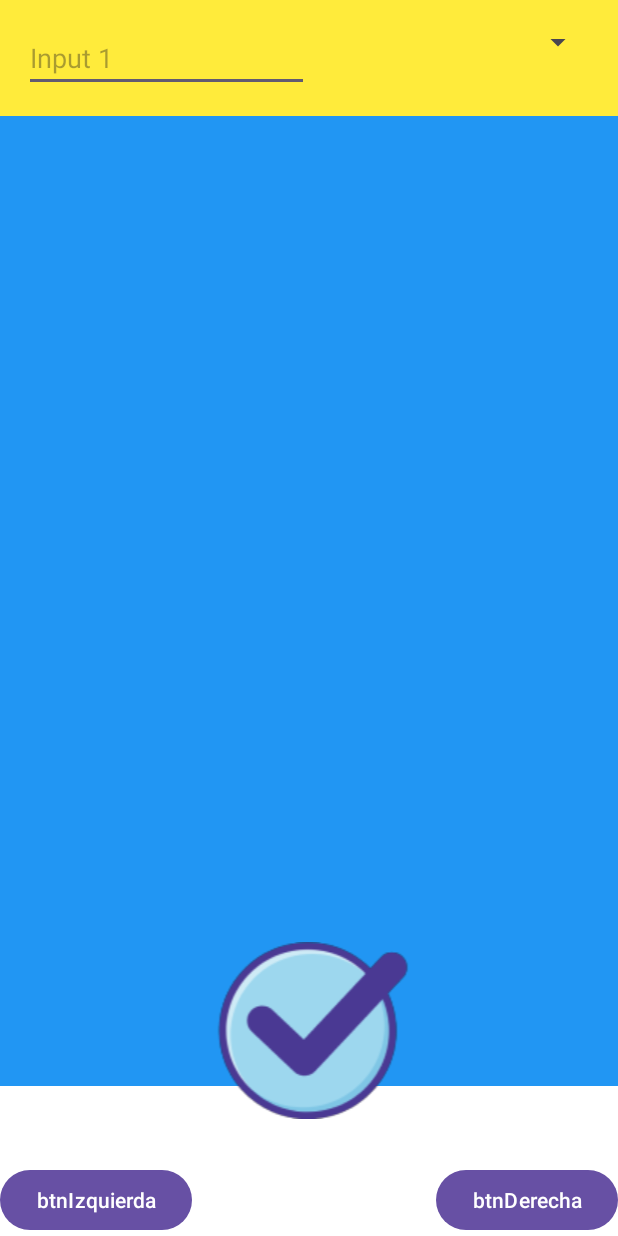
After one commit to vlopezbarce/Aplicacion-Nuevo-Amanecer, an Android app: the fragment TableroAlumnoFragment shown on its own in the app's theme, on a phone screen of 412 x 824 dp. The commit adds this screen. Run offline under Robolectric (Android 15) with nearby library versions, the light colour scheme and no system bars; our stand-ins replace Firebase (no records; nobody signed in at launch, a user with empty details on screens opened directly).

Commit message:
UPDATE TABLERO

```diff
--- a/app/build.gradle.kts
+++ b/app/build.gradle.kts
@@ -60,6 +60,7 @@ dependencies {
     implementation("com.github.bumptech.glide:glide:4.12.0")
     implementation("com.github.bumptech.glide:compiler:4.12.0")
     implementation("nl.dionsegijn:konfetti:1.2.2")
+    implementation("androidx.recyclerview:recyclerview:1.2.1")
 }
 
 apply(plugin = "androidx.navigation.safeargs.kotlin")
--- a/app/src/main/java/com/tec/nuevoamanecer/AlumnoFragment4.kt
+++ b/app/src/main/java/com/tec/nuevoamanecer/AlumnoFragment4.kt
@@ -5,6 +5,7 @@ import androidx.fragment.app.Fragment
 import android.view.LayoutInflater
 import android.view.View
 import android.view.ViewGroup
+import android.widget.Toast
 import androidx.navigation.Navigation
 import com.google.firebase.auth.FirebaseAuth
 import com.google.firebase.database.DataSnapshot
@@ -21,14 +22,15 @@ class AlumnoFragment4 : Fragment() {
     private lateinit var database: DatabaseReference
     private lateinit var userRef: DatabaseReference
     private lateinit var auth: FirebaseAuth
-    private lateinit var userUID: String
+    private lateinit var uidAlumno: String
 
     override fun onCreate(savedInstanceState: Bundle?) {
         super.onCreate(savedInstanceState)
         database = FirebaseDatabase.getInstance().reference
         auth = FirebaseAuth.getInstance()
-        userUID = auth.currentUser?.uid.orEmpty()
-        userRef = database.child("Usuarios").child("Alumnos").child(userUID)
+        uidAlumno = auth.currentUser?.uid.orEmpty()
+        userRef = database.child("Usuarios").child("Alumnos").child(uidAlumno)
+        Toast.makeText(context, uidAlumno, Toast.LENGTH_SHORT).show()
     }
 
     override fun onCreateView(
@@ -37,6 +39,7 @@ class AlumnoFragment4 : Fragment() {
     ): View? {
         _binding = FragmentAlumno4Binding.inflate(inflater, container, false)
         return binding.root
+
     }
 
     override fun onViewCreated(view: View, savedInstanceState: Bundle?) {
@@ -54,7 +57,10 @@ class AlumnoFragment4 : Fragment() {
 
             override fun onCancelled(error: DatabaseError) {}
         })
-
+        binding.btnTablero.setOnClickListener {
+            // Navigate to TableroFragment
+            Navigation.findNavController(view).navigate(R.id.action_alumnoFragment4_to_tableroFragment)
+        }
         binding.btnRegresar.setOnClickListener{
             FirebaseAuth.getInstance().signOut()
             Navigation.findNavController(view).navigate(R.id.action_alumnoFragment4_to_mainFragment)
--- /dev/null
+++ b/app/src/main/java/com/tec/nuevoamanecer/TableroAlumnoFragment.kt
@@ -0,0 +1,111 @@
+package com.tec.nuevoamanecer
+
+import android.graphics.drawable.Drawable
+import android.os.Bundle
+import android.view.LayoutInflater
+import android.view.View
+import android.view.ViewGroup
+import android.widget.GridLayout
+import android.widget.ImageButton
+import android.widget.Toast
+import androidx.fragment.app.Fragment
+import androidx.recyclerview.widget.LinearLayoutManager
+import androidx.recyclerview.widget.RecyclerView
+import com.google.firebase.database.*
+import com.google.firebase.storage.FirebaseStorage
+import com.bumptech.glide.Glide
+import com.google.firebase.auth.FirebaseAuth
+import java.util.UUID
+
+
+class TableroAlumnoFragment : Fragment() {
+    private lateinit var uidAlumno: String
+    private lateinit var gridLayout: GridLayout
+    private lateinit var carouselRecyclerView: RecyclerView
+    private val carouselAdapter = CarouselAdapter()
+    private lateinit var auth: FirebaseAuth
+
+    private val databaseRef by lazy {
+        FirebaseDatabase.getInstance().getReference("Usuarios").child("Tablero").child(uidAlumno)
+    }
+
+    override fun onCreate(savedInstanceState: Bundle?) {
+        super.onCreate(savedInstanceState)
+        auth = FirebaseAuth.getInstance()
+        uidAlumno = auth.currentUser?.uid.orEmpty() // Getting the UID of the current user
+        Toast.makeText(context, uidAlumno, Toast.LENGTH_SHORT).show()
+    }
+
+
+        override fun onCreateView(
+            inflater: LayoutInflater, container: ViewGroup?,
+            savedInstanceState: Bundle?
+        ): View? {
+            val view = inflater.inflate(R.layout.fragment_tableroalumno, container, false)
+            gridLayout = view.findViewById(R.id.button_grid)
+            carouselRecyclerView = view.findViewById(R.id.carousel_recyclerview)
+            setupGridLayout()
+            setupCarousel()
+            return view
+        }
+
+        private fun setupGridLayout() {
+            databaseRef.addListenerForSingleValueEvent(object : ValueEventListener {
+                override fun onDataChange(dataSnapshot: DataSnapshot) {
+                    dataSnapshot.children.forEachIndexed { index, snapshot ->
+                        if (index < gridLayout.childCount) {
+                            val childView = gridLayout.getChildAt(index) as? ImageButton
+                            val imageUrl = snapshot.child("url").value as String?
+                            childView?.tag = snapshot.key
+                            if (imageUrl != null) {
+                                if (childView != null) {
+                                    Glide.with(this@TableroAlumnoFragment)
+                                        .load(imageUrl)
+                                        .centerCrop()
+                                        .into(childView)
+                                }
+                                carouselAdapter.addImage(childView?.drawable)
+                            }
+                        }
+                    }
+                }
+
+                override fun onCancelled(databaseError: DatabaseError) {
+                    // Handle error
+                }
+            })
+        }
+
+        private fun setupCarousel() {
+            carouselRecyclerView.layoutManager = LinearLayoutManager(context, LinearLayoutManager.HORIZONTAL, false)
+            carouselRecyclerView.adapter = carouselAdapter
+        }
+
+        class CarouselAdapter : RecyclerView.Adapter<CarouselAdapter.ViewHolder>() {
+            private val images: MutableList<Drawable> = mutableListOf()
+
+            fun addImage(drawable: Drawable?) {
+                drawable?.let {
+                    images.add(it)
+                    notifyItemInserted(images.size - 1)
+                }
+            }
+
+            override fun onCreateViewHolder(parent: ViewGroup, viewType: Int): ViewHolder {
+                val imageView = ImageButton(parent.context)
+                imageView.layoutParams = ViewGroup.LayoutParams(
+                    ViewGroup.LayoutParams.WRAP_CONTENT,
+                    ViewGroup.LayoutParams.WRAP_CONTENT
+                )
+                return ViewHolder(imageView)
+            }
+
+            override fun onBindViewHolder(holder: ViewHolder, position: Int) {
+                holder.imageView.setImageDrawable(images[position])
+            }
+
+            override fun getItemCount(): Int = images.size
+
+            class ViewHolder(val imageView: ImageButton) : RecyclerView.ViewHolder(imageView)
+        }
+    }
--- a/app/src/main/res/layout/fragment_alumno4.xml
+++ b/app/src/main/res/layout/fragment_alumno4.xml
@@ -48,7 +48,7 @@
         android:id="@+id/btnTablero"
         android:layout_width="350dp"
         android:layout_height="150dp"
-        android:layout_marginTop="30dp"
+        android:layout_marginTop="28dp"
         android:layout_marginEnd="60dp"
         android:background="@drawable/boton_placeholder"
         app:layout_constraintEnd_toEndOf="parent"
--- /dev/null
+++ b/app/src/main/res/layout/fragment_tableroalumno.xml
@@ -0,0 +1,88 @@
+<?xml version="1.0" encoding="utf-8"?>
+<RelativeLayout xmlns:android="http://schemas.android.com/apk/res/android"
+    android:layout_width="match_parent"
+    android:layout_height="match_parent">
+
+    <!-- Top yellow rectangle section with two input fields -->
+    <LinearLayout
+        android:id="@+id/top_section"
+        android:layout_width="match_parent"
+        android:layout_height="wrap_content"
+        android:background="#FFEB3B"
+        android:orientation="horizontal"
+        android:padding="16dp">
+
+        <EditText
+            android:id="@+id/first_input"
+            android:layout_width="0dp"
+            android:layout_height="wrap_content"
+            android:layout_weight="1"
+            android:hint="Input 1" />
+
+        <Spinner
+            android:id="@+id/description_spinner"
+            android:layout_width="0dp"
+            android:layout_height="wrap_content"
+            android:layout_weight="1" />
+
+    </LinearLayout>
+
+    <!-- GridLayout for buttons -->
+    <GridLayout
+        android:id="@+id/button_grid"
+        android:layout_width="match_parent"
+        android:layout_height="0dp"
+        android:layout_below="@id/top_section"
+        android:layout_above="@+id/carousel_recyclerview"
+        android:background="#2196F3"
+        android:columnCount="3"
+        android:padding="16dp"
+        android:rowCount="3">
+
+        <!-- Dynamically add buttons here based on your requirements -->
+
+    </GridLayout>
+
+    <!-- Carousel implemented with RecyclerView -->
+    <androidx.recyclerview.widget.RecyclerView
+        android:id="@+id/carousel_recyclerview"
+        android:layout_width="match_parent"
+        android:layout_height="100dp"
+        android:layout_alignParentBottom="true"
+        android:layout_above="@id/btnSiguiente"
+        android:background="#ffffff"
+        android:padding="8dp" />
+
+    <!-- Other layout elements -->
+
+    <ImageButton
+        android:id="@+id/btnSiguiente"
+        android:layout_width="wrap_content"
+        android:layout_height="wrap_content"
+        android:layout_gravity="center_horizontal"
+        android:layout_marginBottom="30dp"
+        android:background="@color/transparente"
+        android:scaleType="fitCenter"
+        android:src="@drawable/boton_siguiente"
+        android:layout_above="@id/btnIzquierda"
+        android:layout_alignParentEnd="true"
+        android:layout_alignParentStart="true" />
+
+    <Button
+        android:id="@+id/btnIzquierda"
+        android:layout_width="wrap_content"
+        android:layout_height="wrap_content"
+        android:layout_alignParentBottom="true"
+        android:layout_alignParentStart="true"
+        android:text="btnIzquierda" />
+
+    <!-- Button on the bottom right corner -->
+    <Button
+        android:id="@+id/btnDerecha"
+        android:layout_width="wrap_content"
+        android:layout_height="wrap_content"
+        android:layout_alignParentBottom="true"
+        android:layout_alignParentEnd="true"
+        android:text="btnDerecha" />
+
+</RelativeLayout>
--- a/app/src/main/res/navigation/nav_graph.xml
+++ b/app/src/main/res/navigation/nav_graph.xml
@@ -212,7 +212,15 @@
         <action
             android:id="@+id/action_alumnoFragment4_to_game6Fragment"
             app:destination="@id/game6Fragment" />
+        <action
+            android:id="@+id/action_alumnoFragment4_to_tableroFragment"
+            app:destination="@id/tableroFragment" />
     </fragment>
+    <fragment
+        android:id="@+id/tableroFragment"
+        android:name="com.tec.nuevoamanecer.TableroFragment"
+        android:label="fragment_tablero"
+        tools:layout="@layout/fragment_tablero" />
     <fragment
         android:id="@+id/game1Fragment"
         android:name="com.tec.nuevoamanecer.Game1Fragment"
```
